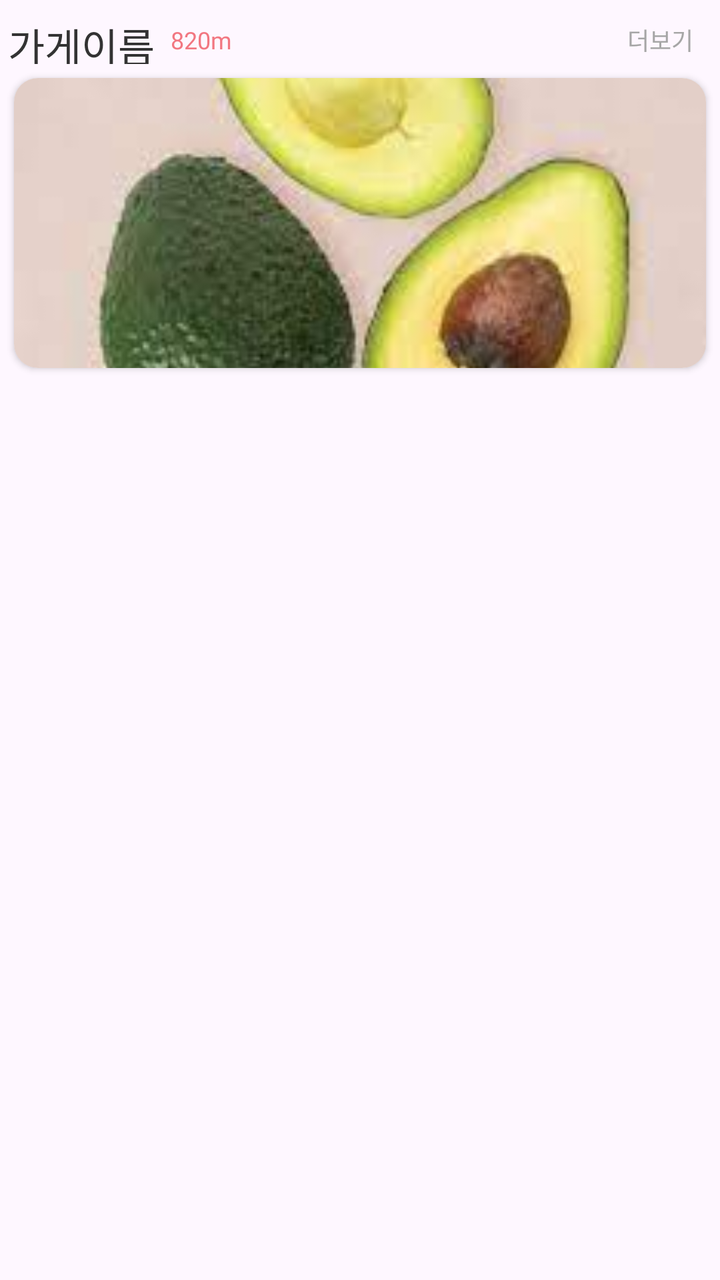
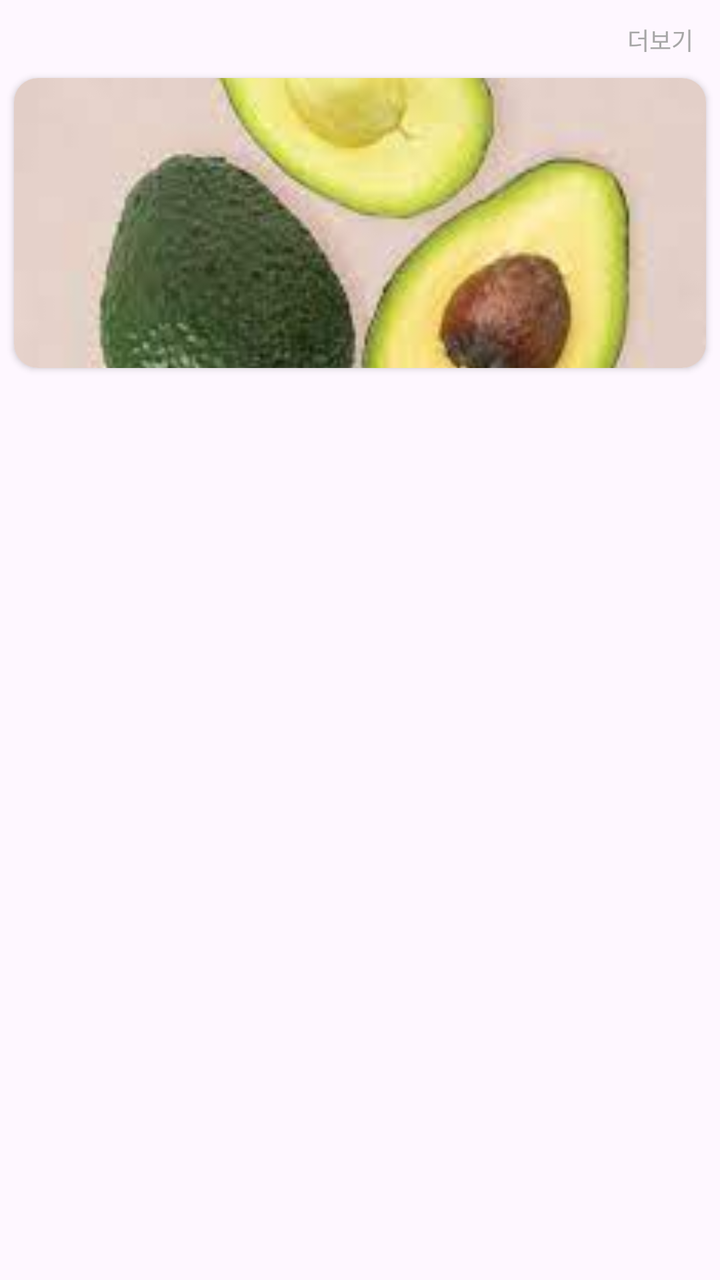

The first picture is an Android layout as it rendered before a commit; the second is the same layout after the commit. The layout source and the unified diff follow.
<!-- AndroidManifest.xml: application theme Theme.Gusto -->
<!-- res/layout/map_recycler_view_list.xml -->
<?xml version="1.0" encoding="utf-8"?>
<LinearLayout xmlns:android="http://schemas.android.com/apk/res/android"
    xmlns:app="http://schemas.android.com/apk/res-auto"
    android:layout_width="match_parent"
    android:layout_height="wrap_content"
    android:orientation="vertical">
    <LinearLayout
        android:layout_marginTop="8dp"
        android:layout_marginLeft="4dp"
        android:layout_width="match_parent"
        android:orientation="horizontal"
        android:layout_height="24dp">
        <TextView
            android:id="@+id/storeName"
            android:layout_width="wrap_content"
            android:layout_height="wrap_content"
            android:textSize="20sp"
            android:textColor="@color/black"
            android:fontFamily="@font/pretendard_semibold"
            android:text="가게이름"/>
        <TextView
            android:id="@+id/storeDistance"
            android:layout_width="wrap_content"
            android:layout_height="wrap_content"
            android:textSize="12sp"
            android:layout_marginLeft="8dp"
            android:textColor="@color/main_C"
            android:layout_gravity="center_vertical"
            android:fontFamily="@font/pretendard_semibold"
            android:text="820m"/>
        <TextView
            android:id="@+id/storeLocation"
            android:layout_width="0dp"
            android:layout_weight="1"
            android:layout_height="wrap_content"
            android:textSize="10sp"
            android:layout_marginLeft="8dp"
            android:textColor="#9D9D9D"
            android:layout_gravity="center_vertical"
            android:fontFamily="@font/pretendard_medium"
            android:singleLine="true"
            android:maxLines="1"
            android:ellipsize="end"
            android:text=""/>
        <TextView
            android:id="@+id/btnMore"
            android:layout_width="52dp"
            android:layout_height="match_parent"
            android:textSize="12sp"
            android:layout_marginRight="4dp"
            android:textColor="#A6A6A6"
            android:gravity="center"
            android:fontFamily="@font/pretendard_medium"
            android:text="더보기"/>
    </LinearLayout>
    <androidx.cardview.widget.CardView
        android:layout_width="match_parent"
        android:layout_height="145dp"
        android:layout_marginTop="7dp"
        android:layout_marginHorizontal="7dp"
        android:layout_marginBottom="20dp"
        app:cardCornerRadius="12dp">
        <ImageView
            android:id="@+id/picture"
            android:scaleType="centerCrop"
            android:layout_width="match_parent"
            android:layout_height="match_parent"
            android:src="@drawable/visit" />
    </androidx.cardview.widget.CardView>
</LinearLayout>
<!-- resources referenced by this layout -->
<resources>
  <color name="black">#333333</color>
  <color name="main_C">#F27781</color>
  <!-- drawable visit: jpg bitmap (drawable, 5284 bytes) -->
  <style name="Theme.Gusto" parent="Base.Theme.Gusto">
      </style>
  <style name="Base.Theme.Gusto" parent="Theme.Material3.DayNight.NoActionBar">
          <item name="colorPrimary">#FFFFFF</item>
          <item name="android:windowLightStatusBar">true</item>
          <item name="popupMenuBackground">@drawable/background_radius_20</item>
  
      </style>
  <!-- drawable background_radius_20 (drawable) -->
  <?xml version="1.0" encoding="utf-8"?>
  <shape xmlns:android="http://schemas.android.com/apk/res/android">
      <corners android:radius="20dp" />
      <gradient
          android:startColor="#FFFFFF"
          android:endColor="#FFFFFF"
          android:angle="90" />
  </shape>
</resources>

<!-- the commit's change to res/layout/map_recycler_view_list.xml (unified diff, before → after) -->
@@ -4,55 +4,80 @@
     android:layout_width="match_parent"
     android:layout_height="wrap_content"
     android:orientation="vertical">
-    <LinearLayout
+    <androidx.constraintlayout.widget.ConstraintLayout
+        android:layout_width="match_parent"
+        android:layout_height="24dp"
         android:layout_marginTop="8dp"
-        android:layout_marginLeft="4dp"
-        android:layout_width="match_parent"
-        android:orientation="horizontal"
-        android:layout_height="24dp">
+        android:layout_marginStart="4dp">
+
+        
         <TextView
             android:id="@+id/storeName"
             android:layout_width="wrap_content"
             android:layout_height="wrap_content"
+
             android:textSize="20sp"
             android:textColor="@color/black"
             android:fontFamily="@font/pretendard_semibold"
-            android:text="가게이름"/>
+
+            android:maxLines="1"
+            android:ellipsize="end"
+            android:maxWidth="160dp"
+        
+            app:layout_constraintStart_toStartOf="parent"
+            app:layout_constraintTop_toTopOf="parent"
+            app:layout_constraintBottom_toBottomOf="parent"/>
+
+        
         <TextView
             android:id="@+id/storeDistance"
             android:layout_width="wrap_content"
             android:layout_height="wrap_content"
+            android:layout_marginStart="8dp"
+
             android:textSize="12sp"
-            android:layout_marginLeft="8dp"
             android:textColor="@color/main_C"
-            android:layout_gravity="center_vertical"
             android:fontFamily="@font/pretendard_semibold"
-            android:text="820m"/>
+
+            app:layout_constraintStart_toEndOf="@id/storeName"
+            app:layout_constraintBottom_toBottomOf="@id/storeName"/>
+
+        
         <TextView
             android:id="@+id/storeLocation"
             android:layout_width="0dp"
-            android:layout_weight="1"
             android:layout_height="wrap_content"
+            android:layout_marginStart="8dp"
+
             android:textSize="10sp"
-            android:layout_marginLeft="8dp"
             android:textColor="#9D9D9D"
-            android:layout_gravity="center_vertical"
             android:fontFamily="@font/pretendard_medium"
-            android:singleLine="true"
+
             android:maxLines="1"
             android:ellipsize="end"
-            android:text=""/>
+
+            app:layout_constraintStart_toEndOf="@id/storeDistance"
+            app:layout_constraintEnd_toStartOf="@id/btnMore"
+            app:layout_constraintBottom_toBottomOf="@id/storeName"/>
+
+        
         <TextView
             android:id="@+id/btnMore"
             android:layout_width="52dp"
             android:layout_height="match_parent"
+            android:layout_marginEnd="4dp"
+
             android:textSize="12sp"
-            android:layout_marginRight="4dp"
             android:textColor="#A6A6A6"
+            android:fontFamily="@font/pretendard_medium"
             android:gravity="center"
-            android:fontFamily="@font/pretendard_medium"
-            android:text="더보기"/>
-    </LinearLayout>
+            android:text="더보기"
+
+            app:layout_constraintEnd_toEndOf="parent"
+            app:layout_constraintTop_toTopOf="parent"
+            app:layout_constraintBottom_toBottomOf="parent"/>
+    </androidx.constraintlayout.widget.ConstraintLayout>
+
     <androidx.cardview.widget.CardView
         android:layout_width="match_parent"
         android:layout_height="145dp"
